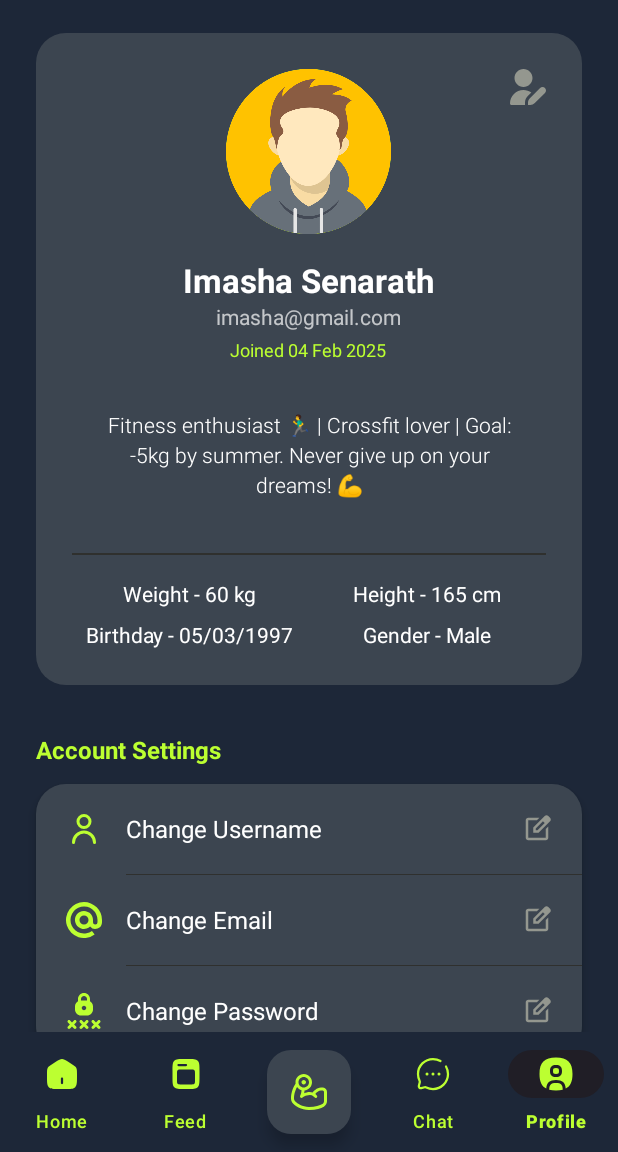
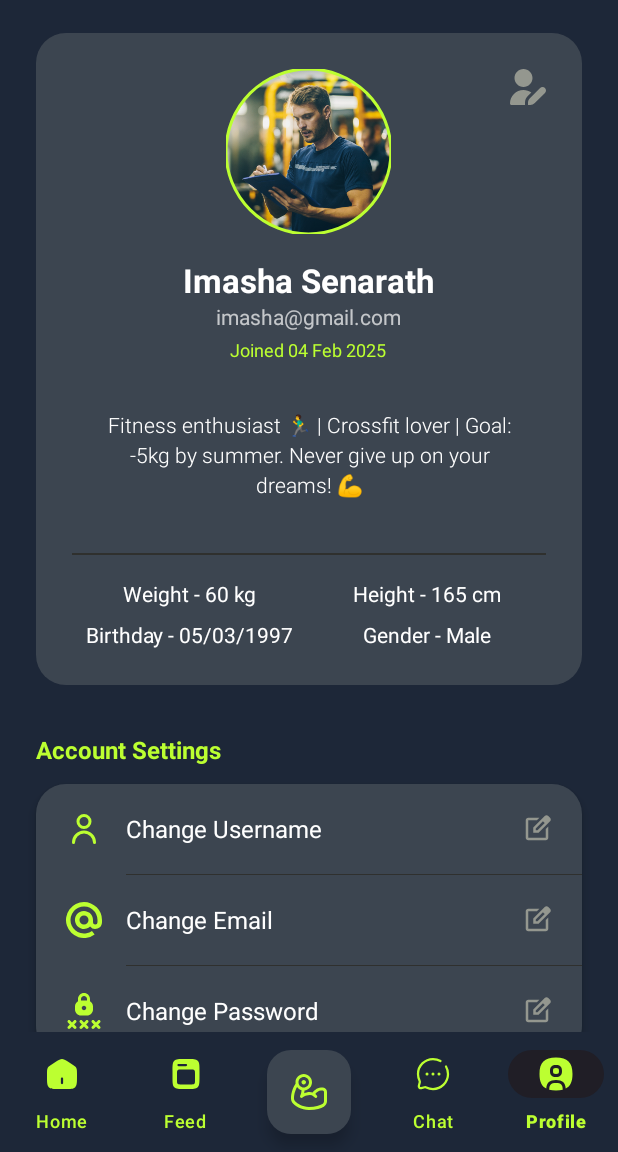
Before and after one commit to m-belefqih/FitHub, an Android app: the screen it shows after launch once a user with an empty profile is signed in (MainActivity), after a tap on an icon or button, on a phone screen of 412 x 824 dp, the part 84-1236 px from its top. Run offline under Robolectric (Android 15) with nearby library versions, the phone set to English and light mode, and no system bars; our stand-ins replace Firebase (no records; nobody signed in at launch, a user with empty details on screens opened directly).

Commit message:
Update profile layout with new image view and additional user information fields

```diff
--- a/app/src/main/res/layout/fragment_profile.xml
+++ b/app/src/main/res/layout/fragment_profile.xml
@@ -45,14 +45,16 @@
                     android:gravity="center_horizontal"
                     android:orientation="vertical">
 
-                    <ImageView
+                    <com.google.android.material.imageview.ShapeableImageView
                         android:id="@+id/profile_image"
                         android:layout_width="110dp"
                         android:layout_height="110dp"
-                        android:background="@drawable/circle_background"
                         android:scaleType="centerCrop"
-                        android:src="@drawable/userprofile"
-                        android:layout_gravity="center_horizontal" />
+                        android:src="@drawable/coach"
+                        android:layout_gravity="center_horizontal"
+                        app:strokeWidth="2dp"
+                        app:strokeColor="@color/primary"
+                        app:shapeAppearanceOverlay="@style/CircleImage"/>
 
                     <LinearLayout
                         android:layout_width="wrap_content"
@@ -129,6 +131,7 @@
                             android:orientation="vertical">
 
                             <TextView
+                                android:id="@+id/text_weight"
                                 android:layout_width="wrap_content"
                                 android:layout_height="wrap_content"
                                 android:text="Weight - 60 kg"
@@ -136,6 +139,7 @@
                                 android:textSize="14sp" />
 
                             <TextView
+                                android:id="@+id/text_birthday"
                                 android:layout_width="wrap_content"
                                 android:layout_height="wrap_content"
                                 android:layout_marginTop="8dp"
@@ -152,6 +156,7 @@
                             android:orientation="vertical">
 
                             <TextView
+                                android:id="@+id/text_height"
                                 android:layout_width="wrap_content"
                                 android:layout_height="wrap_content"
                                 android:text="Height - 165 cm"
@@ -159,6 +164,7 @@
                                 android:textSize="14sp" />
 
                             <TextView
+                                android:id="@+id/text_gender"
                                 android:layout_width="wrap_content"
                                 android:layout_height="wrap_content"
                                 android:layout_marginTop="8dp"
@@ -182,6 +188,7 @@
             android:textSize="16sp"
             android:textStyle="bold" />
 
+        <!-- Account Settings -->
         <LinearLayout
             android:layout_width="match_parent"
             android:layout_height="wrap_content"
@@ -317,7 +324,7 @@
             android:orientation="vertical"
             android:background="@drawable/card_background"
             android:layout_marginHorizontal="24dp"
-            android:layout_marginBottom="40dp"
+            android:layout_marginBottom="20dp"
             android:elevation="4dp">
 
             <!-- Notifications -->
@@ -351,6 +358,9 @@
                     android:checked="true" />
             </LinearLayout>
 
+            <View android:layout_width="match_parent" android:layout_height="0.5dp"
+                android:background="#2F302E" android:layout_marginStart="60dp"/>
+
             <!-- Logout -->
             <LinearLayout
                 android:id="@+id/item_logout"
@@ -379,5 +389,38 @@
 
         </LinearLayout>
 
+        <LinearLayout
+            android:id="@+id/bottom_info_layout"
+            android:layout_width="match_parent"
+            android:layout_height="wrap_content"
+            android:orientation="vertical"
+            android:gravity="center"
+            android:paddingBottom="24dp"
+            android:paddingTop="5dp"
+            app:layout_constraintBottom_toBottomOf="parent"
+            app:layout_constraintStart_toStartOf="parent"
+            app:layout_constraintEnd_toEndOf="parent">
+
+            <TextView
+                android:id="@+id/tv_version"
+                android:layout_width="wrap_content"
+                android:layout_height="wrap_content"
+                android:text="Version 1.0.0"
+                android:textColor="@color/primary"
+                android:textSize="13sp"
+                android:textStyle="bold"
+                android:alpha="0.9" />
+
+            <TextView
+                android:id="@+id/tv_copyright"
+                android:layout_width="wrap_content"
+                android:layout_height="wrap_content"
+                android:layout_marginTop="4dp"
+                android:text="© 2025 FitHub Inc. All rights reserved."
+                android:textColor="#80FFFFFF"
+                android:textSize="10sp" />
+
+        </LinearLayout>
+
     </LinearLayout>
 </ScrollView>
```
